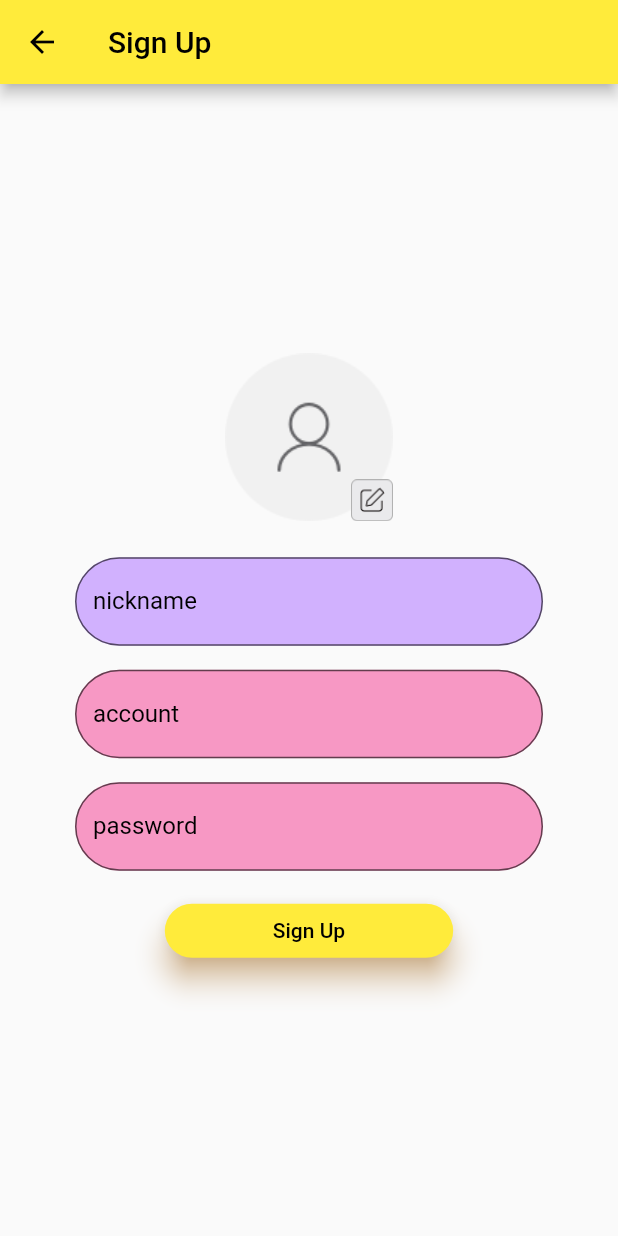
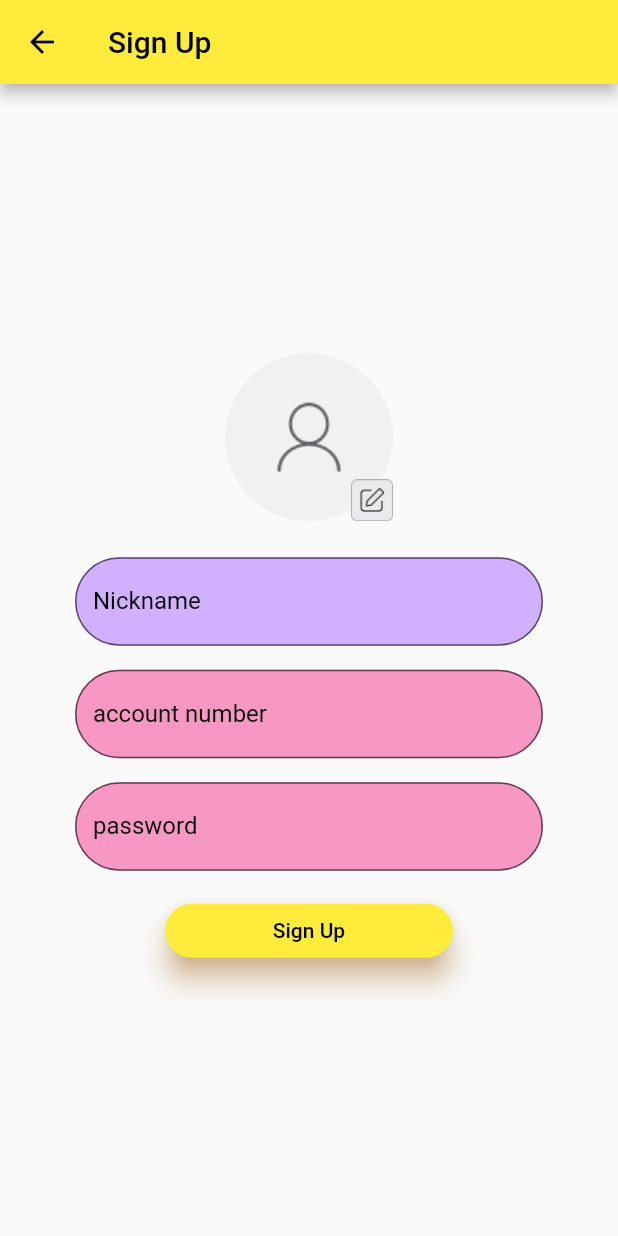
Before and after one commit to LHJustin/Flutter_test, a Flutter app: the screen it shows after launch, item 3 of the bottom bar chosen, after a tap on "Sign Up", on a phone screen of 412 x 824 dp. Run offline on Flutter 3.47's test engine with Material 2 defaults, Android fonts, the phone set to English and light mode, and no system bars; our stand-ins replace dio, font_awesome_flutter, image_picker, shared_preferences, video_player; network calls fail.

Commit message:
forteenth commmit is almost finished.

```diff
--- a/lib/account.dart
+++ b/lib/account.dart
@@ -5,6 +5,8 @@ import 'package:shared_preferences/shared_preferences.dart';
 import 'package:untitled/signup.dart';
 import 'package:untitled/main.dart';
 import 'package:untitled/search.dart';
+
+import 'generated/l10n.dart';
 
 class account extends StatelessWidget {
   const account({Key? key}) : super(key: key);
@@ -54,16 +56,19 @@ class Body extends StatelessWidget {
       child: SingleChildScrollView(
         child: Column(
           children: [
-            const Text(
-              "Log In",
-              style: TextStyle(fontSize: 40, fontWeight: FontWeight.w700),
+            Text(
+              S.of(context).logIn,
+              style: const TextStyle(
+                fontSize: 40,
+                fontWeight: FontWeight.w700,
+              ),
             ),
             const SizedBox(height: 32),
             TextField(
-              decoration: const InputDecoration(
-                labelText: 'account',
-                labelStyle: TextStyle(color: Colors.black),
-                hintText: 'enter 4~20 words',
+              decoration: InputDecoration(
+                labelText: S.of(context).accountnum,
+                labelStyle: const TextStyle(color: Colors.black),
+                hintText: S.of(context).enteraccount,
                 filled: true,
                 fillColor: Color.fromARGB(216, 144, 210, 220),
                 border: OutlineInputBorder(borderRadius: BorderRadius.all(Radius.circular(30))),
@@ -74,10 +79,10 @@ class Body extends StatelessWidget {
             ),
             const SizedBox(height: 16.0),
             TextField(
-              decoration: const InputDecoration(
-                labelText: 'password',
-                labelStyle: TextStyle(color: Colors.black),
-                hintText: 'enter 6~12 words',
+              decoration: InputDecoration(
+                labelText: S.of(context).password,
+                labelStyle: const TextStyle(color: Colors.black),
+                hintText: S.of(context).enterpass,
                 filled: true,
                 fillColor: Color.fromARGB(216, 144, 210, 220),
                 border: OutlineInputBorder(borderRadius: BorderRadius.all(Radius.circular(30))),
@@ -109,8 +114,8 @@ class Body extends StatelessWidget {
                       context: context,
                       builder: (context) {
                         return AlertDialog(
-                          title: const Text("Message"),
-                          content: const Text("Your account or password is wrong."),
+                          title: Text(S.of(context).message),
+                          content: Text(S.of(context).wrong),
                           actions: [
                             ElevatedButton(
                                 onPressed: () {
@@ -122,7 +127,7 @@ class Body extends StatelessWidget {
                       });
                 }
               },
-              child: const Text("Log In"),
+              child: Text(S.of(context).logIn),
               style: ElevatedButton.styleFrom(
                 shape: const StadiumBorder(),
                 shadowColor: Colors.orangeAccent,
@@ -135,7 +140,7 @@ class Body extends StatelessWidget {
               onPressed: () {
                 Navigator.pushNamed(context, 'sign');
               },
-              child: const Text("Sign Up"),
+              child: Text(S.of(context).signUp),
               style: TextButton.styleFrom(
                 primary: const Color.fromARGB(255, 131, 15, 213),
               ),
--- a/lib/main.dart
+++ b/lib/main.dart
@@ -1,14 +1,12 @@
 import 'package:flutter/material.dart';
-import 'package:font_awesome_flutter/font_awesome_flutter.dart';
-import 'package:shared_preferences/shared_preferences.dart';
+import 'package:flutter_localizations/flutter_localizations.dart';
 import 'package:untitled/account.dart';
 import 'package:untitled/chatroom.dart';
+import 'package:untitled/generated/l10n.dart';
 import 'package:untitled/home.dart';
-import 'package:untitled/personal.dart';
 import 'package:untitled/search.dart';
 import 'package:untitled/signup.dart';
 import 'package:untitled/takepic.dart';
-
 import 'member.dart';
 
 void main() {
@@ -25,13 +23,20 @@ class MyApp extends StatelessWidget {
       theme: ThemeData(
         primarySwatch: Colors.yellow,
       ),
+      localizationsDelegates: const [
+        S.delegate,
+        GlobalMaterialLocalizations.delegate,
+        GlobalWidgetsLocalizations.delegate,
+        GlobalCupertinoLocalizations.delegate,
+      ],
+      supportedLocales: S.delegate.supportedLocales,
       routes: <String, WidgetBuilder>{
         "my": (BuildContext context) => const MyHomePage(),
         "home": (BuildContext context) => const home(),
         "search": (BuildContext context) => const search(),
         "account": (BuildContext context) => const account(),
         "sign": (BuildContext context) => const signup(),
-        "pic" : (BuildContext context) => const takepic(),
+        "pic": (BuildContext context) => const takepic(),
         "chat": (BuildContext context) => const chatroom(),
       },
       home: const MyHomePage(),
@@ -67,10 +72,10 @@ class _MyHomePageState extends State<MyHomePage> {
 
   Widget button() {
     return BottomNavigationBar(
-      items: const <BottomNavigationBarItem>[
-        BottomNavigationBarItem(icon: Icon(Icons.home), label: "home"),
-        BottomNavigationBarItem(icon: Icon(Icons.search), label: "search"),
-        BottomNavigationBarItem(icon: Icon(Icons.account_circle), label: "account")
+      items: <BottomNavigationBarItem>[
+        BottomNavigationBarItem(icon: Icon(Icons.home), label: S.current.home),
+        BottomNavigationBarItem(icon: Icon(Icons.search), label: S.current.search),
+        BottomNavigationBarItem(icon: Icon(Icons.account_circle), label: S.current.account)
       ],
       currentIndex: _counter,
       onTap: (int index) {
--- a/lib/signup.dart
+++ b/lib/signup.dart
@@ -2,11 +2,11 @@ import 'dart:async';
 import 'dart:convert';
 import 'dart:io';
 import 'dart:typed_data';
-import 'dart:ui';
 
 import 'package:flutter/material.dart';
 import 'package:flutter/services.dart';
 import 'package:shared_preferences/shared_preferences.dart';
+import 'package:untitled/generated/l10n.dart';
 import 'package:untitled/home.dart';
 import 'package:untitled/main.dart';
 
@@ -17,7 +17,7 @@ class signup extends StatelessWidget {
   Widget build(BuildContext context) {
     return Scaffold(
       appBar: AppBar(
-        title: const Text("Sign Up"),
+        title: Text(S.of(context).signUp),
       ),
       body: Body(),
     );
@@ -103,42 +103,42 @@ class _BodyState extends State<Body> {
             ),
             const SizedBox(height: 24.0),
             TextField(
-              decoration: const InputDecoration(
-                labelText: 'nickname',
-                labelStyle: TextStyle(color: Colors.black),
-                hintText: "Textbox can't empty",
+              decoration: InputDecoration(
+                labelText: S.of(context).nickname,
+                labelStyle: const TextStyle(color: Colors.black),
+                hintText: S.of(context).enternick,
                 filled: true,
-                fillColor: Color.fromARGB(216, 202, 164, 255),
-                border: OutlineInputBorder(borderRadius: BorderRadius.all(Radius.circular(30))),
-                focusedBorder: OutlineInputBorder(borderSide: BorderSide(color: Colors.purpleAccent)),
+                fillColor: const Color.fromARGB(216, 202, 164, 255),
+                border: const OutlineInputBorder(borderRadius: BorderRadius.all(Radius.circular(30))),
+                focusedBorder: const OutlineInputBorder(borderSide: BorderSide(color: Colors.purpleAccent)),
               ),
               inputFormatters: [FilteringTextInputFormatter.deny(RegExp('[ ]'))],
               controller: nickname,
             ),
             const SizedBox(height: 16.0),
             TextField(
-              decoration: const InputDecoration(
-                labelText: 'account',
-                labelStyle: TextStyle(color: Colors.black),
-                hintText: 'enter 4~20 words',
+              decoration: InputDecoration(
+                labelText: S.of(context).accountnum,
+                labelStyle: const TextStyle(color: Colors.black),
+                hintText: S.of(context).enteraccount,
                 filled: true,
-                fillColor: Color.fromARGB(201, 246, 126, 181),
-                border: OutlineInputBorder(borderRadius: BorderRadius.all(Radius.circular(30))),
-                focusedBorder: OutlineInputBorder(borderSide: BorderSide(color: Colors.purpleAccent)),
+                fillColor: const Color.fromARGB(201, 246, 126, 181),
+                border: const OutlineInputBorder(borderRadius: BorderRadius.all(Radius.circular(30))),
+                focusedBorder: const OutlineInputBorder(borderSide: BorderSide(color: Colors.purpleAccent)),
               ),
               inputFormatters: [FilteringTextInputFormatter.allow(RegExp('[a-zA-Z0-9]'))],
               controller: account,
             ),
             const SizedBox(height: 16.0),
             TextField(
-              decoration: const InputDecoration(
-                labelText: 'password',
-                labelStyle: TextStyle(color: Colors.black),
-                hintText: 'enter 6~12 words',
+              decoration: InputDecoration(
+                labelText: S.of(context).password,
+                labelStyle: const TextStyle(color: Colors.black),
+                hintText: S.of(context).enterpass,
                 filled: true,
-                fillColor: Color.fromARGB(201, 246, 126, 181),
-                border: OutlineInputBorder(borderRadius: BorderRadius.all(Radius.circular(30))),
-                focusedBorder: OutlineInputBorder(borderSide: BorderSide(color: Colors.purpleAccent)),
+                fillColor: const Color.fromARGB(201, 246, 126, 181),
+                border: const OutlineInputBorder(borderRadius: BorderRadius.all(Radius.circular(30))),
+                focusedBorder: const OutlineInputBorder(borderSide: BorderSide(color: Colors.purpleAccent)),
               ),
               inputFormatters: [FilteringTextInputFormatter.allow(RegExp('[a-zA-Z0-9]'))],
               controller: pass,
@@ -148,9 +148,9 @@ class _BodyState extends State<Body> {
               future: _getNum(),
               builder: (BuildContext context, AsyncSnapshot<int> snapshot) {
                 if (!snapshot.hasData) {
-                  return const ElevatedButton(
+                  return ElevatedButton(
                     onPressed: null,
-                    child: Text("Sign up"),
+                    child: Text(S.of(context).signUp),
                   );
                 } else {
                   return ElevatedButton(
@@ -166,14 +166,15 @@ class _BodyState extends State<Body> {
                             context: context,
                             builder: (context) {
                               return AlertDialog(
-                                title: const Text("Message"),
-                                content: const Text("Your format is wrong."),
+                                title: Text(S.of(context).message),
+                                content: Text(S.of(context).wrongformat),
                                 actions: [
                                   ElevatedButton(
                                     onPressed: () {
                                       Navigator.of(context).pop();
                                     },
-                                      child: const Text("OK"))
+                                    child: const Text("OK"),
+                                  ),
                                 ],
                               );
                             });
@@ -182,15 +183,16 @@ class _BodyState extends State<Body> {
                             context: context,
                             builder: (context) {
                               return AlertDialog(
-                                title: const Text("Message"),
-                                content: const Text("Log in success."),
+                                title: Text(S.of(context).message),
+                                content: Text(S.of(context).success),
                                 actions: [
                                   ElevatedButton(
                                     onPressed: () async {
                                       await _remember();
                                       Navigator.pushNamedAndRemoveUntil(context, 'my', (_) => false);
                                     },
-                                      child: const Text("OK"))
+                                    child: const Text("OK"),
+                                  ),
                                 ],
                               );
                             });
--- a/pubspec.yaml
+++ b/pubspec.yaml
@@ -30,6 +30,8 @@ dependencies:
   flutter:
     sdk: flutter
   font_awesome_flutter: any
+  flutter_localizations:
+    sdk: flutter
 
 
   # The following adds the Cupertino Icons font to your application.
@@ -45,7 +47,6 @@ dependencies:
 dev_dependencies:
   flutter_test:
     sdk: flutter
-
 
 
   # The "flutter_lints" package below contains a set of recommended lints to
@@ -73,6 +74,7 @@ flutter:
      - Images/mm.jpg
      - Images/btnedit.png
      - Images/hime3.mp4
+     - Images/broken_heart.png
 #     - images/a_dot_burr.jpeg
   #   - images/a_dot_ham.jpeg
 
@@ -101,3 +103,5 @@ flutter:
   #
   # For details regarding fonts from package dependencies,
   # see https://flutter.dev/custom-fonts/#from-packages
+flutter_intl:
+  enabled: true
```
Also changed, not shown: lib/chatroom.dart (+55 -12 lines), lib/l10n/intl_en.arb (added, +19 -0 lines), lib/l10n/intl_zh_TW.arb (added, +19 -0 lines), lib/search.dart (+10 -9 lines), lib/generated/intl/messages_all.dart (added), lib/generated/intl/messages_en.dart (added), lib/generated/intl/messages_zh_TW.dart (added), lib/generated/l10n.dart (added), pubspec.lock, 1 other file. Lines whose indentation alone changed are shown as unchanged.
